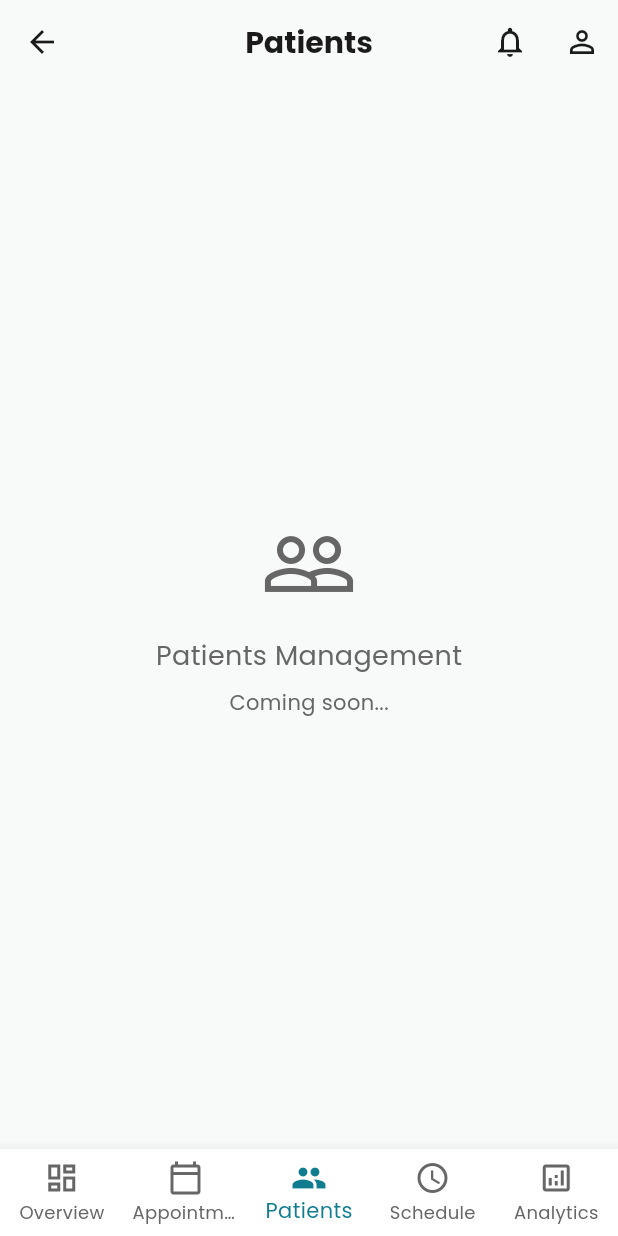
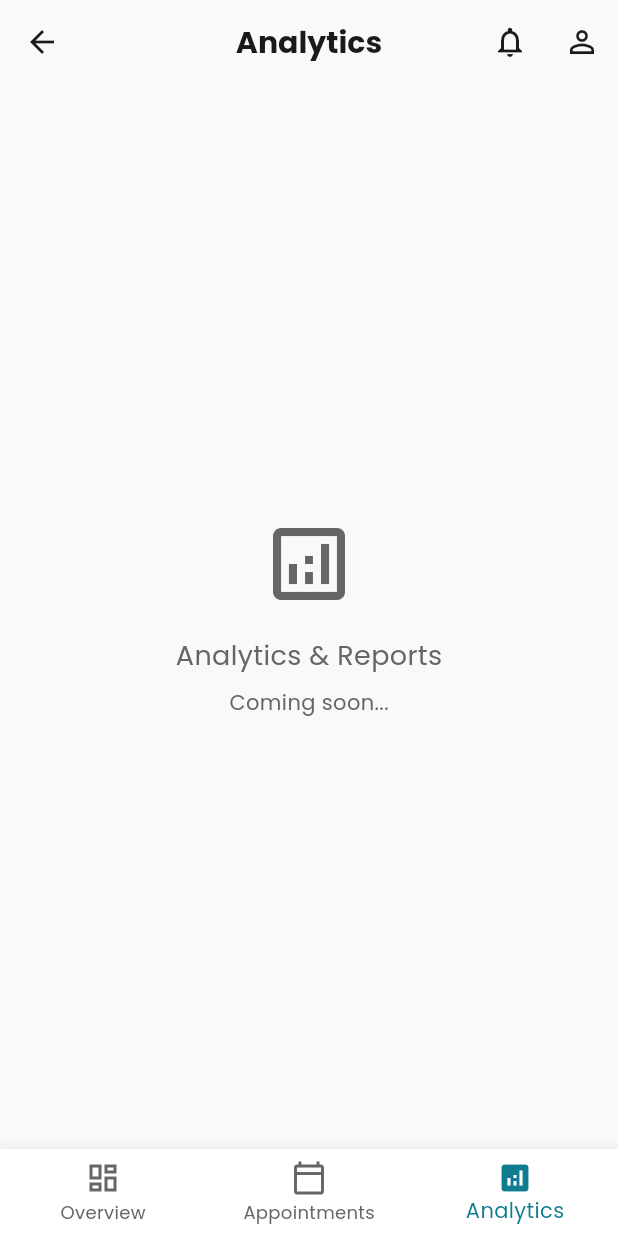
Before and after one commit to joydeb1729/doclinker, a Flutter app: the DoctorDashboard screen opened by its route, item 3 of the bottom bar chosen, on a phone screen of 412 x 824 dp. Run offline on Flutter 3.47's test engine with Material 3 defaults, Android fonts, the light colour scheme and no system bars; our stand-ins replace cloud_firestore, firebase_auth, firebase_core, flutter_riverpod, google_fonts, google_sign_in; accounts and stored records are empty.

Commit message:
fixed ui in doctor appointment section

```diff
--- a/lib/screens/doctor/doctor_dashboard.dart
+++ b/lib/screens/doctor/doctor_dashboard.dart
@@ -5,7 +5,7 @@ import '../../app_theme.dart';
 import '../../models/doctor_profile.dart';
 import '../../providers/auth_provider.dart';
 import '../../services/navigation_service.dart';
-import 'doctor_appointments_screen.dart';
+import '../doctor_appointments_screen.dart';
 
 class DoctorDashboard extends ConsumerStatefulWidget {
   const DoctorDashboard({super.key});
@@ -94,8 +94,6 @@ class _DoctorDashboardState extends ConsumerState<DoctorDashboard> {
                   children: [
                     _buildOverviewTab(),
                     _buildAppointmentsTab(),
-                    _buildPatientsTab(),
-                    _buildScheduleTab(),
                     _buildAnalyticsTab(),
                   ],
                 ),
@@ -115,16 +113,6 @@ class _DoctorDashboardState extends ConsumerState<DoctorDashboard> {
                 icon: Icon(Icons.calendar_today_outlined),
                 activeIcon: Icon(Icons.calendar_today),
                 label: 'Appointments',
-              ),
-              BottomNavigationBarItem(
-                icon: Icon(Icons.people_outline),
-                activeIcon: Icon(Icons.people),
-                label: 'Patients',
-              ),
-              BottomNavigationBarItem(
-                icon: Icon(Icons.schedule_outlined),
-                activeIcon: Icon(Icons.schedule),
-                label: 'Schedule',
               ),
               BottomNavigationBarItem(
                 icon: Icon(Icons.analytics_outlined),
@@ -164,10 +152,6 @@ class _DoctorDashboardState extends ConsumerState<DoctorDashboard> {
       case 1:
         return 'Appointments';
       case 2:
-        return 'Patients';
-      case 3:
-        return 'Schedule';
-      case 4:
         return 'Analytics';
       default:
         return 'Dashboard';
@@ -576,53 +560,7 @@ class _DoctorDashboardState extends ConsumerState<DoctorDashboard> {
   }
 
   Widget _buildAppointmentsTab() {
-    return const DoctorAppointmentScreen();
-  }
-
-  Widget _buildPatientsTab() {
-    return Center(
-      child: Column(
-        mainAxisAlignment: MainAxisAlignment.center,
-        children: [
-          Icon(Icons.people_outline, size: 64, color: AppTheme.textSecondary),
-          const SizedBox(height: 16),
-          Text(
-            'Patients Management',
-            style: TextStyle(fontSize: 18, color: AppTheme.textSecondary),
-          ),
-          const SizedBox(height: 8),
-          Text(
-            'Coming soon...',
-            style: TextStyle(fontSize: 14, color: AppTheme.textSecondary),
-          ),
-        ],
-      ),
-    );
-  }
-
-  Widget _buildScheduleTab() {
-    return Center(
-      child: Column(
-        mainAxisAlignment: MainAxisAlignment.center,
-        children: [
-          Icon(
-            Icons.schedule_outlined,
-            size: 64,
-            color: AppTheme.textSecondary,
-          ),
-          const SizedBox(height: 16),
-          Text(
-            'Schedule Management',
-            style: TextStyle(fontSize: 18, color: AppTheme.textSecondary),
-          ),
-          const SizedBox(height: 8),
-          Text(
-            'Coming soon...',
-            style: TextStyle(fontSize: 14, color: AppTheme.textSecondary),
-          ),
-        ],
-      ),
-    );
+    return const DoctorAppointmentsScreen();
   }
 
   Widget _buildAnalyticsTab() {
```
